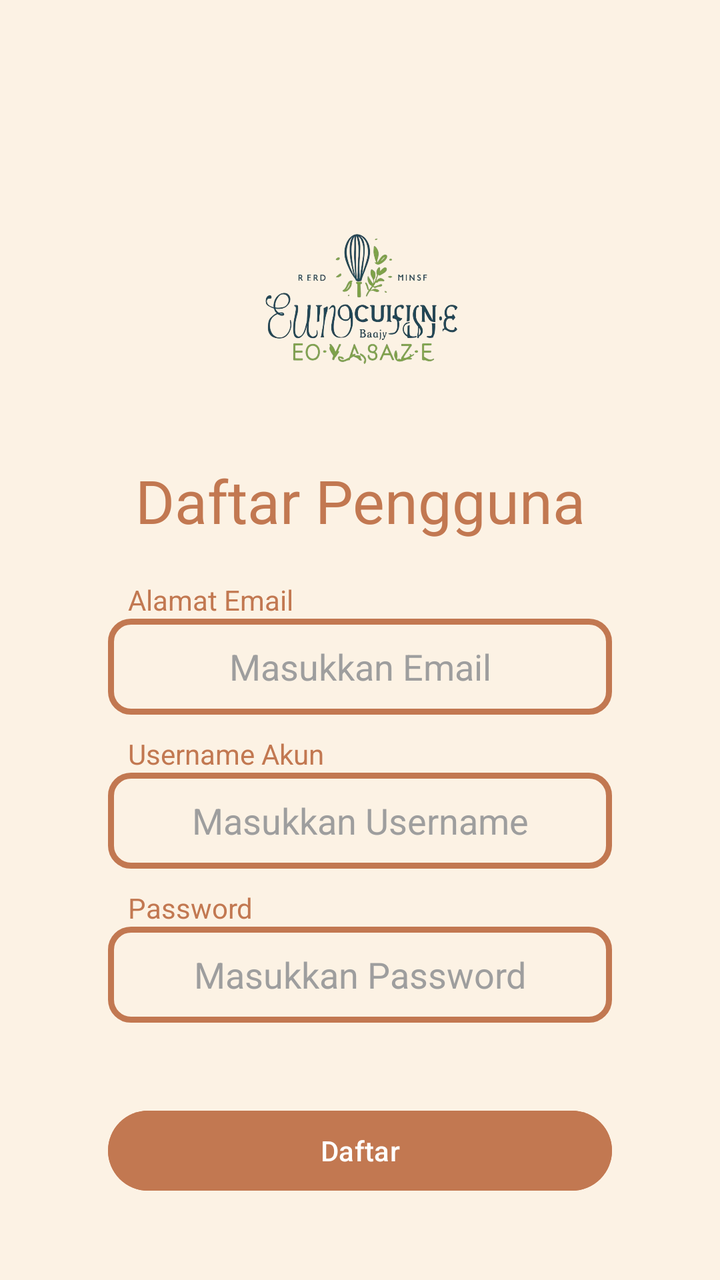
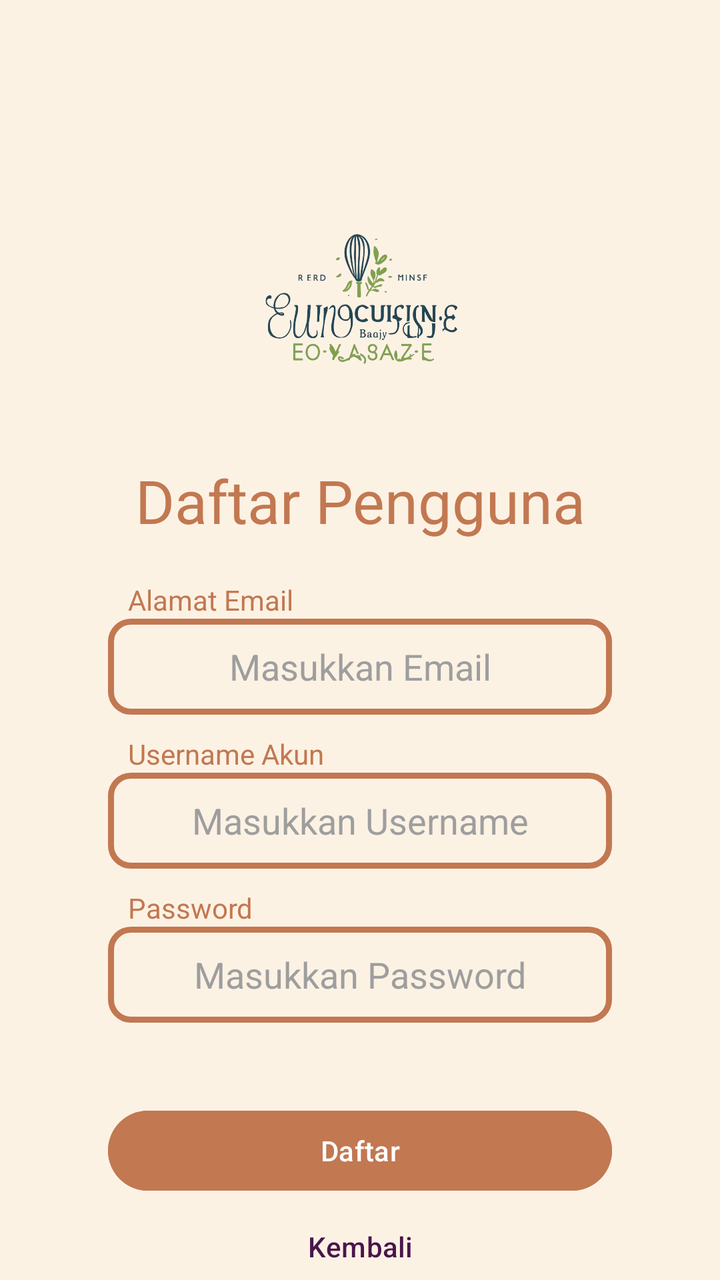

Screens rendered from an Android XML layout before and after an edit, with the pre-edit source and the edit as a unified diff.
<!-- AndroidManifest.xml: application theme Theme.Food_Recipe_App -->
<!-- res/layout/activity_register.xml -->
<?xml version="1.0" encoding="utf-8"?>
<androidx.constraintlayout.widget.ConstraintLayout xmlns:android="http://schemas.android.com/apk/res/android"
    xmlns:app="http://schemas.android.com/apk/res-auto"
    xmlns:tools="http://schemas.android.com/tools"
    android:id="@+id/main"
    android:layout_width="match_parent"
    android:layout_height="match_parent"
    android:background="#fcf2e4"
    tools:context=".RegisterActivity">


    <ImageView
        android:id="@+id/imageView"
        android:layout_width="180dp"
        android:layout_height="110dp"
        app:layout_constraintBottom_toTopOf="@+id/judulRegister"
        app:layout_constraintEnd_toEndOf="parent"
        app:layout_constraintStart_toStartOf="parent"
        app:layout_constraintTop_toTopOf="parent"
        android:layout_marginTop="100dp"
        app:srcCompat="@drawable/image_2" />

    <TextView
        android:id="@+id/judulRegister"
        android:layout_width="wrap_content"
        android:layout_height="wrap_content"
        android:layout_marginTop="20dp"
        android:gravity="center"
        android:text="Daftar Pengguna"
        android:textSize="30sp"
        android:textColor="#c27851"
        app:layout_constraintEnd_toEndOf="parent"
        app:layout_constraintStart_toStartOf="parent"
        app:layout_constraintTop_toBottomOf="@+id/imageView" />

    <TextView
        android:id="@+id/textViewJudulEmail"
        android:layout_width="wrap_content"
        android:layout_height="wrap_content"
        android:layout_marginStart="10dp"
        android:layout_marginTop="20dp"
        android:layout_marginBottom="10dp"
        android:text="Alamat Email"
        android:textColor="#c27851"
        app:layout_constraintStart_toStartOf="@+id/editTextTextEmailAddress"
        app:layout_constraintTop_toBottomOf="@+id/judulRegister"/>

    <EditText
        android:id="@+id/editTextTextEmailAddress"
        android:layout_width="wrap_content"
        android:layout_height="wrap_content"
        android:background="@drawable/bg_input_stroke"
        android:ems="12"
        android:gravity="center"
        android:hint="Masukkan Email"
        android:inputType="textEmailAddress"
        android:minHeight="48dp"
        android:padding="10dp"
        android:textColor="@color/black"
        android:textColorHint="#9e9e9e"
        app:layout_constraintEnd_toEndOf="parent"
        app:layout_constraintStart_toStartOf="parent"
        app:layout_constraintTop_toBottomOf="@+id/textViewJudulEmail"/>

    <TextView
        android:id="@+id/textViewJudulUsername"
        android:layout_width="wrap_content"
        android:layout_height="wrap_content"
        android:layout_marginStart="10dp"
        android:layout_marginTop="10dp"
        android:text="Username Akun"
        android:textColor="#c27851"
        app:layout_constraintStart_toStartOf="@+id/editTextTextUsername"
        app:layout_constraintTop_toBottomOf="@+id/editTextTextEmailAddress" />


    <EditText
        android:id="@+id/editTextTextUsername"
        android:layout_width="0dp"
        android:layout_height="wrap_content"
        android:gravity="center"
        android:minHeight="48dp"
        android:padding="10dp"
        android:ems="12"
        android:hint="Masukkan Username"
        android:textColorHint="#9e9e9e"
        android:textColor="@color/black"
        android:inputType="textPassword"
        android:background="@drawable/bg_input_stroke"
        app:layout_constraintEnd_toEndOf="@+id/editTextTextEmailAddress"
        app:layout_constraintStart_toStartOf="@+id/editTextTextEmailAddress"
        app:layout_constraintTop_toBottomOf="@+id/textViewJudulUsername" />

    <TextView
        android:id="@+id/textViewJudulPassword"
        android:layout_width="wrap_content"
        android:layout_height="wrap_content"
        android:layout_marginStart="10dp"
        android:layout_marginTop="10dp"
        android:text="Password"
        android:textColor="#c27851"
        app:layout_constraintStart_toStartOf="@+id/editTextTextPassword"
        app:layout_constraintTop_toBottomOf="@+id/editTextTextUsername" />


    <EditText
        android:id="@+id/editTextTextPassword"
        android:layout_width="0dp"
        android:layout_height="wrap_content"
        android:gravity="center"
        android:minHeight="48dp"
        android:padding="10dp"
        android:ems="12"
        android:hint="Masukkan Password"
        android:textColorHint="#9e9e9e"
        android:textColor="@color/black"
        android:inputType="textPassword"
        android:background="@drawable/bg_input_stroke"
        app:layout_constraintEnd_toEndOf="@+id/editTextTextEmailAddress"
        app:layout_constraintStart_toStartOf="@+id/editTextTextEmailAddress"
        app:layout_constraintTop_toBottomOf="@+id/textViewJudulPassword" />

    <Button
        android:id="@+id/buttonRegister"
        android:layout_width="0dp"
        android:layout_height="wrap_content"
        android:layout_marginTop="40dp"
        android:text="Daftar"
        android:backgroundTint="#c27851"
        app:layout_constraintEnd_toEndOf="@+id/editTextTextPassword"
        app:layout_constraintStart_toStartOf="@+id/editTextTextPassword"
        app:layout_constraintTop_toBottomOf="@+id/editTextTextPassword" />

</androidx.constraintlayout.widget.ConstraintLayout>
<!-- resources referenced by this layout -->
<resources>
  <color name="black">#FF000000</color>
  <!-- drawable bg_input_stroke (drawable) -->
  <?xml version="1.0" encoding="utf-8"?>
  <shape xmlns:android="http://schemas.android.com/apk/res/android">
      <solid android:color="#fcf2e4"/>
      <stroke
          android:width="3dp"
          android:color="#c27851" />
      <corners
          android:radius="10dp"/>
  </shape>
  <!-- drawable image_2: png bitmap (drawable, 748539 bytes) -->
  <style name="Theme.Food_Recipe_App" parent="Base.Theme.Food_Recipe_App" />
  <style name="Base.Theme.Food_Recipe_App" parent="Theme.Material3.DayNight.NoActionBar">
          
          
      </style>
</resources>

<!-- the commit's change to res/layout/activity_register.xml (unified diff, before → after) -->
@@ -69,6 +69,7 @@
         android:layout_marginStart="10dp"
         android:layout_marginTop="10dp"
         android:text="Username Akun"
+        android:inputType="text"
         android:textColor="#c27851"
         app:layout_constraintStart_toStartOf="@+id/editTextTextUsername"
         app:layout_constraintTop_toBottomOf="@+id/editTextTextEmailAddress" />
@@ -85,7 +86,6 @@
         android:hint="Masukkan Username"
         android:textColorHint="#9e9e9e"
         android:textColor="@color/black"
-        android:inputType="textPassword"
         android:background="@drawable/bg_input_stroke"
         app:layout_constraintEnd_toEndOf="@+id/editTextTextEmailAddress"
         app:layout_constraintStart_toStartOf="@+id/editTextTextEmailAddress"
@@ -127,8 +127,20 @@
         android:layout_marginTop="40dp"
         android:text="Daftar"
         android:backgroundTint="#c27851"
+        android:textColor="#ffffff"
         app:layout_constraintEnd_toEndOf="@+id/editTextTextPassword"
         app:layout_constraintStart_toStartOf="@+id/editTextTextPassword"
         app:layout_constraintTop_toBottomOf="@+id/editTextTextPassword" />
 
+    <Button
+        android:id="@+id/buttonKembali"
+        android:layout_width="wrap_content"
+        android:layout_height="wrap_content"
+        android:text="Kembali"
+        android:background="@android:color/transparent"
+        android:textColor="#4a154b"
+        app:layout_constraintEnd_toEndOf="parent"
+        app:layout_constraintStart_toStartOf="parent"
+        app:layout_constraintTop_toBottomOf="@+id/buttonRegister" />
+
 </androidx.constraintlayout.widget.ConstraintLayout>
